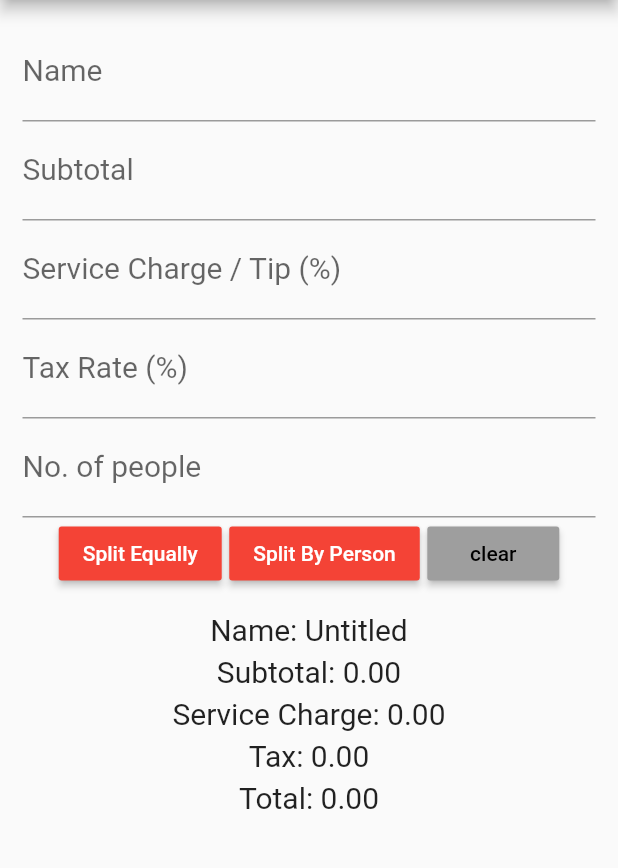
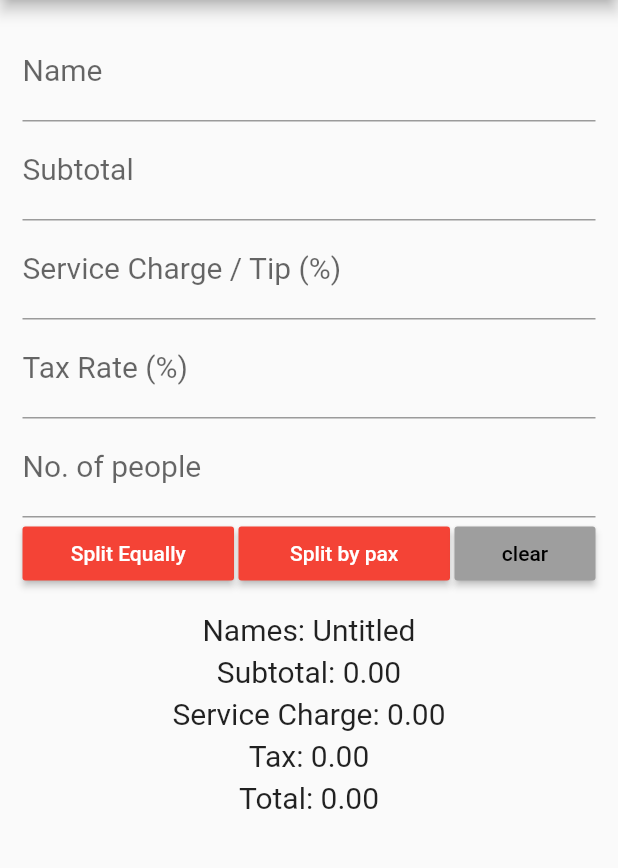
Before and after one commit to fredbaa/billsplitter, a Flutter app: the screen it shows after launch, on a phone screen of 412 x 824 dp, the part 84-952 px from its top. Run offline on Flutter 3.47's test engine with Material 2 defaults, Android fonts, the phone set to English and light mode, and no system bars.

Commit message:
fixes on computations

```diff
--- a/lib/app_screens/home.dart
+++ b/lib/app_screens/home.dart
@@ -173,7 +173,7 @@ class BillSplitterState extends State<BillSplitter> {
 
 
     MaterialButton splitByPersonButton = new MaterialButton(
-      child: new Text("Split By Person"),
+      child: new Text("Split by pax"),
       color: Colors.red,
       textColor: Colors.white,
       onPressed: _startSplitByPerson);
@@ -187,7 +187,7 @@ class BillSplitterState extends State<BillSplitter> {
     Container summarySubtotal = Container(
       child: Column(
         children: <Widget>[
-          Text("Name: $billName", style: TextStyle(fontSize: 20),),
+          Text("Names: $billName", style: TextStyle(fontSize: 20),),
           Padding(padding: EdgeInsets.only(top: 5.0),),
           Text("Subtotal: " + subTotalAmount.toStringAsFixed(2), style: TextStyle(fontSize: 20),),
           Padding(padding: EdgeInsets.only(top: 5.0),),
@@ -211,17 +211,11 @@ class BillSplitterState extends State<BillSplitter> {
             Container(
               alignment: Alignment(0.0, 0.0),
               child: Row(children: <Widget>[
-                new Expanded(child: Container(),),
-                calculateEquallyButton,
-                Padding(
-                  padding: EdgeInsets.only(left: 5.0),
-                ),
-                splitByPersonButton,
-                Padding(
-                  padding: EdgeInsets.only(left: 5.0),
-                ),
-                clearButton,
-                new Expanded(child: Container(),),
+                Expanded(child: calculateEquallyButton, flex: 3,),
+                Padding(padding: EdgeInsets.only(left: 3),),
+                Expanded(child: splitByPersonButton, flex: 3,),
+                Padding(padding: EdgeInsets.only(left: 3),),
+                Expanded(child: clearButton, flex: 2,),
               ],),
             ),
             Padding(
--- a/lib/app_screens/split_bill_screen.dart
+++ b/lib/app_screens/split_bill_screen.dart
@@ -206,8 +206,9 @@ class SplitBillScreenState extends State<SplitBillScreen> {
             payablesContainer,
             Padding(padding: EdgeInsets.only(top: 7),),
             Text("Remaining cost to split: " + remainingAmount.toStringAsFixed(2), style: TextStyle(fontSize: 23, color: Colors.red, fontWeight: FontWeight.bold)),
+            Text("Subtotal: " + (subtotalAmount).toStringAsFixed(2), style: TextStyle(fontSize: 23, color: Colors.black, fontWeight: FontWeight.bold)),
             Text("Service charge: " + (subtotalAmount * (serviceChargeAmount/100)).toStringAsFixed(2), style: TextStyle(fontSize: 23, color: Colors.black, fontWeight: FontWeight.bold)),
-            Text("Tax: " + ((subtotalAmount * (serviceChargeAmount/100)) * (taxAmount/100)).toStringAsFixed(2), style: TextStyle(fontSize: 23, color: Colors.black, fontWeight: FontWeight.bold)),
+            Text("Tax: " + (((subtotalAmount * (serviceChargeAmount/100)) + subtotalAmount) * (taxAmount/100)).toStringAsFixed(2), style: TextStyle(fontSize: 23, color: Colors.black, fontWeight: FontWeight.bold)),
             Text("Total bill: " + widget.splitData["totalAmount"].toStringAsFixed(2), style: TextStyle(fontSize: 23, color: Colors.black, fontWeight: FontWeight.bold)),
           ]));
 
```
